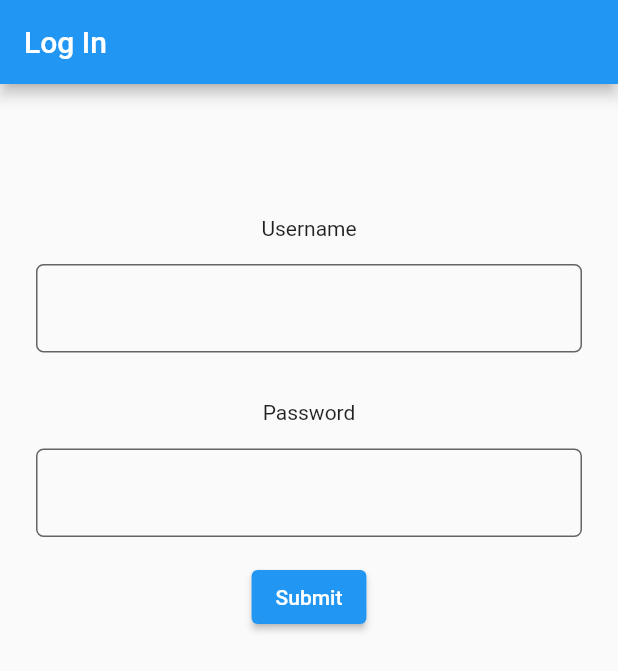
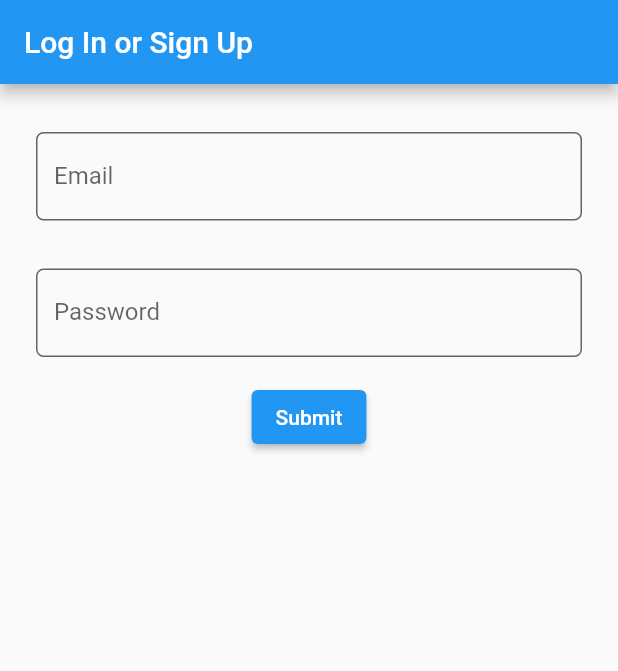
Before and after one commit to dhruvweaver/hackathon_practice, a Flutter app: the screen it shows after launch, after a tap on "Submit", on a phone screen of 412 x 824 dp. Shown: the top 671 px of the screen. Run offline on Flutter 3.47's test engine with Material 2 defaults, Android fonts, the light colour scheme and no system bars; our stand-ins replace firebase_auth, firebase_core; accounts and stored records are empty; network calls fail.

Commit message:
authentication_service.dart: added Firebase auth Made various other changes to accommodate auth support

```diff
--- a/lib/main.dart
+++ b/lib/main.dart
@@ -1,12 +1,17 @@
+import 'package:firebase_auth/firebase_auth.dart';
 import 'package:flutter/material.dart';
 import 'package:firebase_core/firebase_core.dart';
+import 'package:hackathon_practice/models/authentication_service.dart';
 import 'package:hackathon_practice/screens/home_screen.dart';
 import 'package:hackathon_practice/screens/login_screen.dart';
+import 'package:provider/provider.dart';
 
 import 'screens/home_screen.dart';
 import 'screens/login_screen.dart';
 
-void main() {
+Future<void> main() async {
+  WidgetsFlutterBinding.ensureInitialized();
+  await Firebase.initializeApp();
   runApp(const MyApp());
 }
 
@@ -15,12 +20,24 @@ class MyApp extends StatelessWidget {
 
   @override
   Widget build(BuildContext context) {
-    return MaterialApp(
-      title: 'Flutter Demo',
-      theme: ThemeData(
-        primarySwatch: Colors.blue,
+    return MultiProvider(
+      providers: [
+        Provider<AuthenticationService>(
+          create: (_) => AuthenticationService(FirebaseAuth.instance),
+        ),
+        StreamProvider(
+          create: (context) =>
+              context.read<AuthenticationService>().authStateChanges,
+          initialData: null,
+        )
+      ],
+      child: MaterialApp(
+        title: 'Flutter Demo',
+        theme: ThemeData(
+          primarySwatch: Colors.blue,
+        ),
+        home: const AuthenticationWrapper(),
       ),
-      home: const AuthenticationWrapper(),
     );
   }
 }
@@ -36,11 +53,8 @@ class AuthenticationWrapper extends StatefulWidget {
 class _AuthenticationWrapperState extends State<AuthenticationWrapper> {
   @override
   Widget build(BuildContext context) {
-    // placeholder boolean
-    bool isAuthenticated = false;
-    // TODO: implement firebase connection
-    return isAuthenticated
-        ? const HomeScreen("Flutter Demo Home Page")
-        : const LoginScreen();
+    final firebaseUser = context.watch<User?>();
+
+    return firebaseUser != null ? const HomeScreen("Home") : LoginScreen();
   }
 }
--- /dev/null
+++ b/lib/models/authentication_service.dart
@@ -0,0 +1,37 @@
+import 'package:firebase_auth/firebase_auth.dart';
+
+class AuthenticationService {
+  final FirebaseAuth _firebaseAuth;
+
+  AuthenticationService(this._firebaseAuth);
+
+  Stream<User?> get authStateChanges => _firebaseAuth.authStateChanges();
+
+  Future<void> signOut() async {
+    await _firebaseAuth.signOut();
+  }
+
+  Future<String> signIn({
+    required String email,
+    required String password,
+  }) async {
+    try {
+      await _firebaseAuth.signInWithEmailAndPassword(
+          email: email, password: password);
+      return "Signed in";
+    } on FirebaseAuthException catch (e) {
+      return e.message != null ? e.message! : "Null error message";
+    }
+  }
+
+  Future<String> signUp(
+      {required String email, required String password}) async {
+    try {
+      await _firebaseAuth.createUserWithEmailAndPassword(
+          email: email, password: password);
+      return "Signed up";
+    } on FirebaseAuthException catch (e) {
+      return e.message != null ? e.message! : "Null error message";
+    }
+  }
+}
--- a/lib/screens/home_screen.dart
+++ b/lib/screens/home_screen.dart
@@ -1,4 +1,7 @@
 import 'package:flutter/material.dart';
+import 'package:provider/provider.dart';
+
+import '../models/authentication_service.dart';
 
 class HomeScreen extends StatefulWidget {
   final String title;
@@ -23,6 +26,12 @@ class _HomeScreenState extends State<HomeScreen> {
     return Scaffold(
       appBar: AppBar(
         title: Text(widget.title),
+        leading: IconButton(
+          icon: const Icon(Icons.logout),
+          onPressed: () {
+            context.read<AuthenticationService>().signOut();
+          },
+        ),
       ),
       body: Center(
         child: Column(
--- a/lib/screens/login_screen.dart
+++ b/lib/screens/login_screen.dart
@@ -1,7 +1,13 @@
 import 'package:flutter/material.dart';
+import 'package:provider/provider.dart';
+
+import '../models/authentication_service.dart';
 
 class LoginScreen extends StatefulWidget {
-  const LoginScreen({Key? key}) : super(key: key);
+  LoginScreen({Key? key}) : super(key: key);
+
+  final TextEditingController emailController = TextEditingController();
+  final TextEditingController passwordController = TextEditingController();
 
   @override
   _LoginScreenState createState() => _LoginScreenState();
@@ -12,7 +18,7 @@ class _LoginScreenState extends State<LoginScreen> {
   Widget build(BuildContext context) {
     return Scaffold(
       appBar: AppBar(
-        title: const Text("Log In"),
+        title: const Text("Log In or Sign Up"),
       ),
       body: Center(
         child: Padding(
@@ -22,13 +28,10 @@ class _LoginScreenState extends State<LoginScreen> {
           ),
           child: Column(
             children: [
-              const SizedBox(
-                height: 72,
-              ),
-              const Text("Username"),
               Padding(
                 padding: const EdgeInsets.symmetric(vertical: 16.0),
                 child: TextField(
+                  controller: widget.emailController,
                   decoration: InputDecoration(
                     border: const OutlineInputBorder(
                       borderRadius: BorderRadius.all(
@@ -36,16 +39,15 @@ class _LoginScreenState extends State<LoginScreen> {
                       ),
                     ),
                     filled: true,
-                      fillColor: Theme.of(context).canvasColor),
+                    fillColor: Theme.of(context).canvasColor,
+                    labelText: "Email",
                   ),
                 ),
-              const SizedBox(
-                height: 16,
               ),
-              const Text("Password"),
               Padding(
                 padding: const EdgeInsets.symmetric(vertical: 16.0),
                 child: TextField(
+                  controller: widget.passwordController,
                   decoration: InputDecoration(
                     border: const OutlineInputBorder(
                       borderRadius: BorderRadius.all(
@@ -53,11 +55,19 @@ class _LoginScreenState extends State<LoginScreen> {
                       ),
                     ),
                     filled: true,
-                      fillColor: Theme.of(context).canvasColor),
+                    fillColor: Theme.of(context).canvasColor,
+                    labelText: "Password",
+                  ),
+                  obscureText: true,
                 ),
               ),
               ElevatedButton(
-                onPressed: () {},
+                onPressed: () {
+                  context.read<AuthenticationService>().signIn(
+                        email: widget.emailController.text.trim(),
+                        password: widget.passwordController.text.trim(),
+                      );
+                },
                 child: const Text('Submit'),
               ),
             ],
--- a/pubspec.yaml
+++ b/pubspec.yaml
@@ -3,7 +3,7 @@ description: A new Flutter project.
 
 # The following line prevents the package from being accidentally published to
 # pub.dev using `flutter pub publish`. This is preferred for private packages.
-publish_to: 'none' # Remove this line if you wish to publish to pub.dev
+publish_to: "none" # Remove this line if you wish to publish to pub.dev
 
 # The following defines the version and build number for your application.
 # A version number is three numbers separated by dots, like 1.2.43
@@ -30,12 +30,12 @@ dependencies:
   flutter:
     sdk: flutter
 
-
   # The following adds the Cupertino Icons font to your application.
   # Use with the CupertinoIcons class for iOS style icons.
   cupertino_icons: ^1.0.2
   firebase_core: ^1.7.0
   firebase_auth: ^3.1.3
+  provider: ^6.0.1
 
 dev_dependencies:
   flutter_test:
@@ -53,7 +53,6 @@ dev_dependencies:
 
 # The following section is specific to Flutter.
 flutter:
-
   # The following line ensures that the Material Icons font is
   # included with your application, so that you can use the icons in
   # the material Icons class.
```
Also changed, not shown: pubspec.lock, 2 other files. Lines whose indentation alone changed are shown as unchanged.
